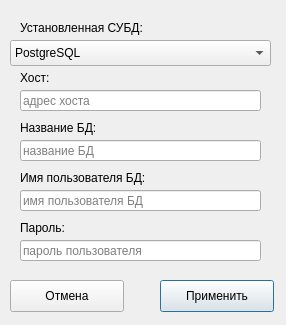
Old version of the form settings.ui in the repository wid0ki/Berlitz.
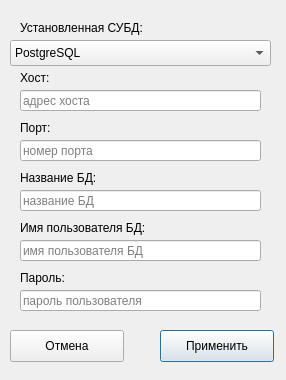
New version of the form.

Commit message: +port to settings

The edit to the form file:
```diff
--- a/settings.ui
+++ b/settings.ui
@@ -7,7 +7,7 @@
     <x>0</x>
     <y>0</y>
     <width>286</width>
-    <height>325</height>
+    <height>380</height>
    </rect>
   </property>
   <property name="windowTitle">
@@ -17,7 +17,7 @@
    <property name="geometry">
     <rect>
      <x>160</x>
-     <y>280</y>
+     <y>330</y>
      <width>114</width>
      <height>32</height>
     </rect>
@@ -30,7 +30,7 @@
    <property name="geometry">
     <rect>
      <x>10</x>
-     <y>280</y>
+     <y>330</y>
      <width>114</width>
      <height>32</height>
     </rect>
@@ -94,7 +94,7 @@
    <property name="geometry">
     <rect>
      <x>20</x>
-     <y>140</y>
+     <y>190</y>
      <width>241</width>
      <height>21</height>
     </rect>
@@ -107,7 +107,7 @@
    <property name="geometry">
     <rect>
      <x>20</x>
-     <y>190</y>
+     <y>240</y>
      <width>241</width>
      <height>21</height>
     </rect>
@@ -120,7 +120,7 @@
    <property name="geometry">
     <rect>
      <x>20</x>
-     <y>240</y>
+     <y>290</y>
      <width>241</width>
      <height>21</height>
     </rect>
@@ -146,7 +146,7 @@
    <property name="geometry">
     <rect>
      <x>20</x>
-     <y>120</y>
+     <y>170</y>
      <width>111</width>
      <height>16</height>
     </rect>
@@ -159,7 +159,7 @@
    <property name="geometry">
     <rect>
      <x>20</x>
-     <y>170</y>
+     <y>220</y>
      <width>151</width>
      <height>16</height>
     </rect>
@@ -172,7 +172,7 @@
    <property name="geometry">
     <rect>
      <x>20</x>
-     <y>220</y>
+     <y>270</y>
      <width>151</width>
      <height>16</height>
     </rect>
@@ -181,6 +181,32 @@
     <string>Пароль:</string>
    </property>
   </widget>
+  <widget class="QLineEdit" name="port">
+   <property name="geometry">
+    <rect>
+     <x>20</x>
+     <y>140</y>
+     <width>241</width>
+     <height>21</height>
+    </rect>
+   </property>
+   <property name="placeholderText">
+    <string>номер порта</string>
+   </property>
+  </widget>
+  <widget class="QLabel" name="label_6">
+   <property name="geometry">
+    <rect>
+     <x>20</x>
+     <y>120</y>
+     <width>62</width>
+     <height>16</height>
+    </rect>
+   </property>
+   <property name="text">
+    <string>Порт:</string>
+   </property>
+  </widget>
  </widget>
  <resources/>
  <connections/>
```
The commit also changes 3 other files.
